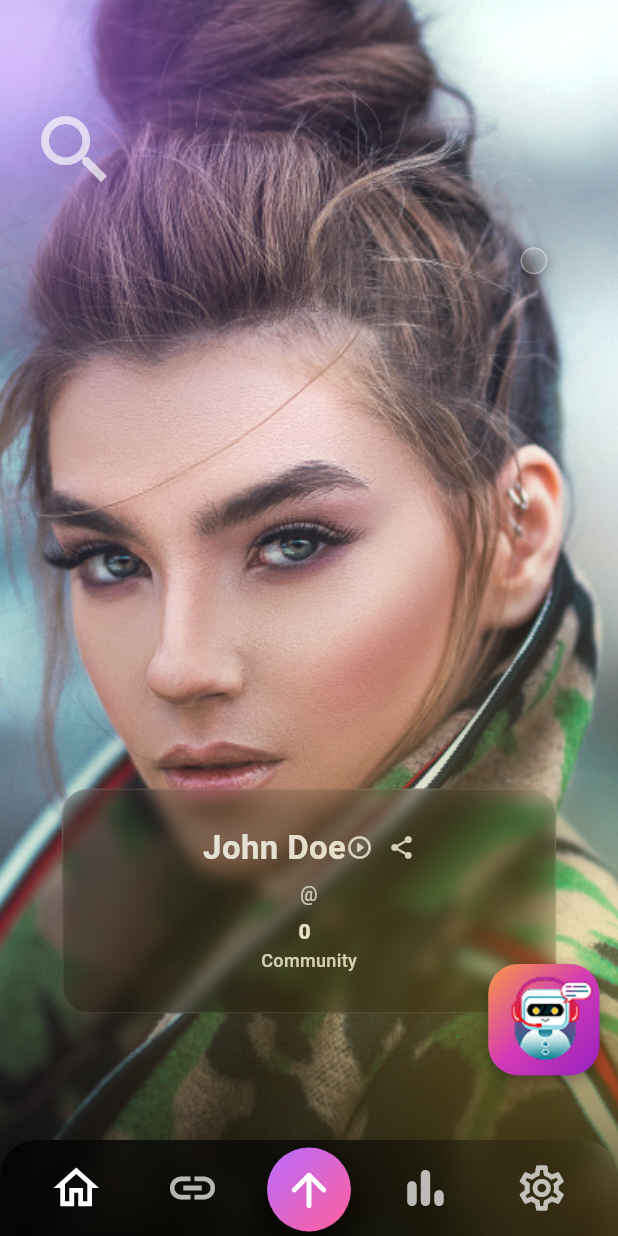
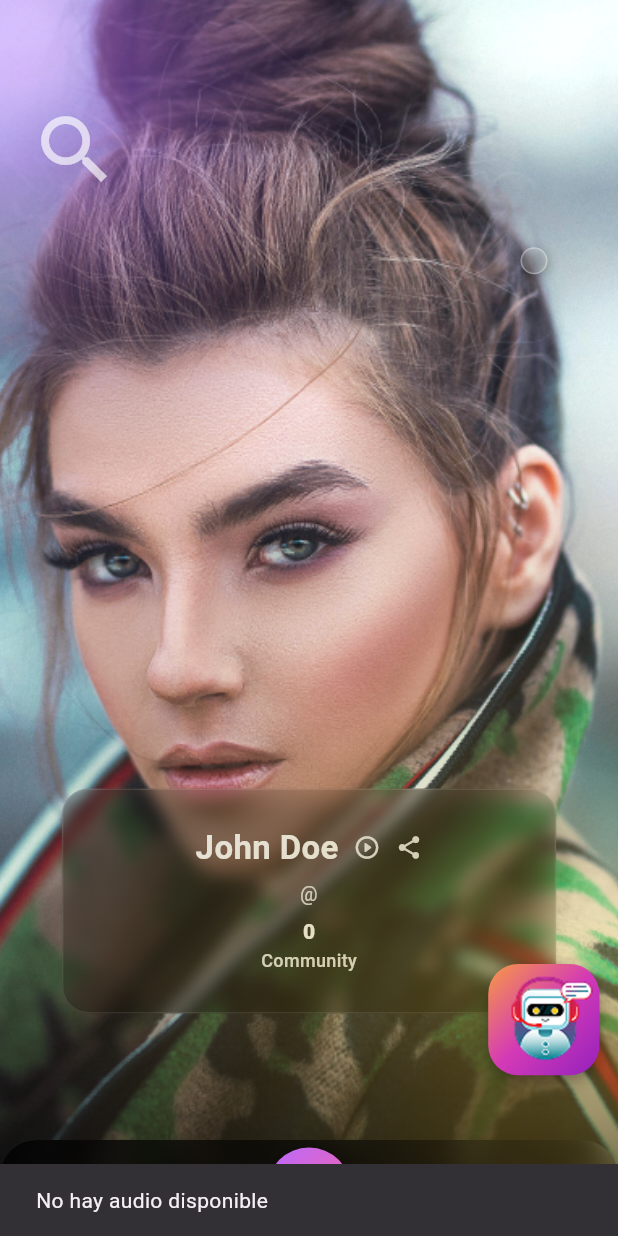
Before and after one commit to Louselook/migozz-functions, a Flutter app: the screen it shows once a user with an empty profile is signed in, after a tap on the "play circle outline" icon, on a phone screen of 412 x 824 dp. Run offline on Flutter 3.47's test engine with Material 3 defaults, Android fonts, the phone set to English and light mode, and no system bars; our stand-ins replace cached_network_image, cloud_firestore, equatable, firebase_auth, firebase_core, firebase_storage and 11 more; missing offline and left inert: audio_waveforms, record; accounts and stored records are empty; project files that could hold a hidden picture were left out.

Commit message:
Audio melo >:)
|. Ahora el audio funciona al 100% edita y reproduce sin problemas

2. Se cambio la ruta del registro y parte de su logica, ahora en el storage, al momento de guardar los datos se pondrán temporalmente en el email, pero al momento del registro se cambiara y tendrá el uid en vez del email

```diff
--- a/lib/features/edit/components/edit_profile_controller.dart
+++ b/lib/features/edit/components/edit_profile_controller.dart
@@ -31,21 +31,23 @@ class EditProfileController {
   }
 
   /// Cambia el avatar y actualiza su URL en Firestore
-  Future<String?> changeAvatar(String userId, String email) async {
+  Future<String?> changeAvatar(String userId) async {
     final picked = await _picker.pickImage(
       source: ImageSource.gallery,
       imageQuality: 85,
     );
     if (picked == null) return null;
 
+    // 🔹 Usa el UID del usuario (no el email)
     final urls = await _mediaService.uploadFiles(
-      email: email,
+      uid: userId,
       files: {MediaType.avatar: File(picked.path)},
     );
 
     final newUrl = urls[MediaType.avatar];
     if (newUrl == null) return null;
 
+    // 🔹 Actualiza el documento en Firestore
     await _firestore.collection('users').doc(userId).set({
       'avatarUrl': newUrl,
       'updatedAt': FieldValue.serverTimestamp(),
--- a/lib/features/edit/presentation/edit_audio.dart
+++ b/lib/features/edit/presentation/edit_audio.dart
@@ -168,7 +168,7 @@ class _EditRecordScreenState extends State<EditRecordScreen>
     final filename = localPath.split('/').last;
     final storageRef = FirebaseStorage.instance
         .ref()
-        .child('users/${user.uid}/avatar/$filename');
+        .child('users/${user.uid}/voice/$filename');
 
     setState(() => _isUploading = true);
 
--- a/lib/features/edit/presentation/edit_profile_screen.dart
+++ b/lib/features/edit/presentation/edit_profile_screen.dart
@@ -158,7 +158,7 @@ class _EditProfileScreenState extends State<EditProfileScreen> {
 
       final mediaService = UserMediaService();
       final urls = await mediaService.uploadFiles(
-        email: _user!.email ?? current.email ?? current.uid,
+        uid: _user!.id,
         files: {MediaType.avatar: File(xfile.path)},
       );
 
--- a/lib/features/profile/components/Info_user_profile.dart
+++ b/lib/features/profile/components/Info_user_profile.dart
@@ -1,12 +1,14 @@
 import 'dart:ui';
 import 'package:flutter/material.dart';
+import 'package:just_audio/just_audio.dart';
 import 'package:migozz_app/features/profile/presentation/share_profile.dart';
 
-class InfoUserProfile extends StatelessWidget {
+class InfoUserProfile extends StatefulWidget {
   final String name;
   final String displayName;
   final String comunityCount;
   final String nameComunity;
+  final String voiceNoteUrl;
 
   const InfoUserProfile({
     super.key,
@@ -14,7 +16,78 @@ class InfoUserProfile extends StatelessWidget {
     required this.displayName,
     required this.comunityCount,
     required this.nameComunity,
+    required this.voiceNoteUrl,
   });
+
+  @override
+  State<InfoUserProfile> createState() => _InfoUserProfileState();
+}
+
+class _InfoUserProfileState extends State<InfoUserProfile> {
+  final AudioPlayer _player = AudioPlayer();
+  bool _isPlaying = false;
+  bool _isLoading = false;
+
+  @override
+  void initState() {
+    super.initState();
+
+    // Aseguramos que no repita el audio en bucle
+    _player.setLoopMode(LoopMode.off);
+
+    // Cuando el audio termina, reiniciamos el estado
+    _player.playerStateStream.listen((state) async {
+      if (state.processingState == ProcessingState.completed) {
+        await _player.seek(Duration.zero); await _player.pause(); // Reinicia al inicio y pausa (al finalizar)
+        setState(() => _isPlaying = false);
+      }
+    });
+  }
+
+  @override
+  void dispose() {
+    _player.dispose();
+    super.dispose();
+  }
+
+  @override
+  void didUpdateWidget(covariant InfoUserProfile oldWidget) {
+    super.didUpdateWidget(oldWidget);
+    if (oldWidget.voiceNoteUrl != widget.voiceNoteUrl) {
+      _player.stop();
+      setState(() => _isPlaying = false);
+    }
+  }
+
+  Future<void> _togglePlay() async {
+    final voiceNoteUrl = widget.voiceNoteUrl;
+    if (voiceNoteUrl.isEmpty) {
+      ScaffoldMessenger.of(context).showSnackBar(
+        const SnackBar(content: Text("No hay audio disponible")),
+      );
+      return;
+    }
+
+    try {
+      setState(() => _isLoading = true);
+
+      if (_isPlaying) {
+        await _player.pause();
+      } else {
+        await _player.setUrl(voiceNoteUrl);
+        await _player.play();
+      }
+
+      setState(() => _isPlaying = !_isPlaying);
+    } catch (e) {
+      debugPrint('Error reproduciendo audio: $e');
+      ScaffoldMessenger.of(context).showSnackBar(
+        const SnackBar(content: Text("Error al reproducir el audio")),
+      );
+    } finally {
+      setState(() => _isLoading = false);
+    }
+  }
 
   @override
   Widget build(BuildContext context) {
@@ -23,24 +96,23 @@ class InfoUserProfile extends StatelessWidget {
     return ClipRRect(
       borderRadius: borderRadius,
       child: BackdropFilter(
-        filter: ImageFilter.blur(sigmaX: 05, sigmaY: 05),
-        // filter: ImageFilter.blur(sigmaX: 1, sigmaY: 1),
+        filter: ImageFilter.blur(sigmaX: 5, sigmaY: 5),
         child: Container(
           padding: const EdgeInsets.symmetric(vertical: 10),
           decoration: BoxDecoration(
-            color: const Color.fromARGB(176, 0, 0, 0).withValues(alpha:0.05),
+            color: const Color.fromARGB(176, 0, 0, 0).withValues(alpha: 0.05),
             borderRadius: borderRadius,
-            border: Border.all(color: Colors.white.withValues(alpha:0.12)),
+            border: Border.all(color: Colors.white.withValues(alpha: 0.12)),
             boxShadow: [
               BoxShadow(
                 blurRadius: 18,
                 spreadRadius: 2,
                 offset: const Offset(0, 8),
-                color: Colors.black.withValues(alpha:0.35),
+                color: Colors.black.withValues(alpha: 0.35),
               ),
             ],
           ),
-          alignment: Alignment.center, // centra el contenido vertical/horizontal
+          alignment: Alignment.center,
           constraints: const BoxConstraints(maxWidth: 400, maxHeight: 150),
 
           child: Column(
@@ -52,7 +124,7 @@ class InfoUserProfile extends StatelessWidget {
                 mainAxisAlignment: MainAxisAlignment.center,
                 children: [
                   Text(
-                    name,
+                    widget.name,
                     maxLines: 1,
                     overflow: TextOverflow.ellipsis,
                     textAlign: TextAlign.center,
@@ -63,18 +135,32 @@ class InfoUserProfile extends StatelessWidget {
                       height: 1.1,
                     ),
                   ),
-                  const SizedBox(height: 20),
+                  const SizedBox(width: 10),
+
+                  // Botón para reproducir audio
                   GestureDetector(
-                    onTap: () {
-                      // Lógica para reproducir el audio
-                    },
-                    child: Icon(
-                      Icons.play_circle_outline_rounded,
-                      size: 18,
-                      color: Colors.white.withValues(alpha: 0.9),
-                    ),
+                    onTap: _isLoading ? null : _togglePlay,
+                    child: _isLoading
+                        ? const SizedBox(
+                            width: 18,
+                            height: 18,
+                            child: CircularProgressIndicator(
+                              strokeWidth: 2,
+                              color: Colors.white,
+                            ),
+                          )
+                        : Icon(
+                            _isPlaying
+                                ? Icons.pause_circle_outline_rounded
+                                : Icons.play_circle_outline_rounded,
+                            size: 18,
+                            color: Colors.white.withValues(alpha: 0.9),
+                          ),
                   ),
+
                   const SizedBox(width: 10),
+
+                  // Compartir perfil
                   GestureDetector(
                     onTap: () {
                       Navigator.push(
@@ -94,7 +180,7 @@ class InfoUserProfile extends StatelessWidget {
               ),
               const SizedBox(height: 10),
               Text(
-                displayName,
+                widget.displayName,
                 textAlign: TextAlign.center,
                 style: TextStyle(
                   color: Colors.white.withValues(alpha: 0.85),
@@ -107,14 +193,13 @@ class InfoUserProfile extends StatelessWidget {
                 mainAxisAlignment: MainAxisAlignment.center,
                 children: [
                   Text(
-                    comunityCount,
+                    widget.comunityCount,
                     style: const TextStyle(
                       color: Colors.white,
                       fontSize: 14,
                       fontWeight: FontWeight.w800,
                     ),
                   ),
-                  const SizedBox(width: 6),
                 ],
               ),
               const SizedBox(height: 1),
@@ -123,7 +208,7 @@ class InfoUserProfile extends StatelessWidget {
                 mainAxisAlignment: MainAxisAlignment.center,
                 children: [
                   Text(
-                    nameComunity,
+                    widget.nameComunity,
                     style: TextStyle(
                       color: Colors.white.withValues(alpha: 0.9),
                       fontSize: 12,
--- a/lib/features/profile/components/background_image.dart
+++ b/lib/features/profile/components/background_image.dart
@@ -14,6 +14,7 @@ class BackgroundImage extends StatelessWidget {
   final String displayName;
   final String comunityCount;
   final String nameComunity;
+  final String voiceNoteUrl;
 
   const BackgroundImage({
     super.key,
@@ -24,6 +25,7 @@ class BackgroundImage extends StatelessWidget {
     this.displayName = '@johndoe',
     this.comunityCount = '1M',
     this.nameComunity = 'Community',
+    this.voiceNoteUrl = '',
   });
 
   @override
@@ -57,6 +59,7 @@ class BackgroundImage extends StatelessWidget {
                     displayName: displayName,
                     comunityCount: comunityCount,
                     nameComunity: nameComunity,
+                    voiceNoteUrl: voiceNoteUrl,
                   ),
                 ),
               ];
@@ -86,6 +89,7 @@ class _ProfileHeaderDelegate extends SliverPersistentHeaderDelegate {
   final double minHeight;
   final double bottomPaddingForCard;
   final String? avatarUrl;
+  final String voiceNoteUrl;
   final String name;
   final String displayName;
   final String comunityCount;
@@ -96,6 +100,7 @@ class _ProfileHeaderDelegate extends SliverPersistentHeaderDelegate {
     required this.minHeight,
     required this.bottomPaddingForCard,
     this.avatarUrl,
+    required this.voiceNoteUrl,
     required this.name,
     required this.displayName,
     required this.comunityCount,
@@ -197,6 +202,7 @@ class _ProfileHeaderDelegate extends SliverPersistentHeaderDelegate {
                     displayName: displayName,
                     comunityCount: comunityCount,
                     nameComunity: nameComunity,
+                    voiceNoteUrl: voiceNoteUrl,
                   ),
                 ),
               ),
--- a/lib/features/profile/components/image_background.dart
+++ b/lib/features/profile/components/image_background.dart
@@ -176,6 +176,7 @@ class _ProfileHeaderDelegate extends SliverPersistentHeaderDelegate {
                       displayName: '@johndoe',
                       comunityCount: '1M',
                       nameComunity: 'Community',
+                      voiceNoteUrl: 'voiceNoteUrl',
                     ),
                   ),
                 ),
--- a/lib/features/profile/presentation/profile_screen.dart
+++ b/lib/features/profile/presentation/profile_screen.dart
@@ -164,6 +164,7 @@ class _ProfileScreenState extends State<ProfileScreen> {
     final initialSocialPosition = Offset(size.width - 65, size.height * 0.2);
 
     final rawname = (_userDoc?['displayName'] as String?) ?? 'Fullname';
+    final voiceNoteUrl = _userDoc?['voiceNoteUrl']?.toString() ?? '';
     final name = formatDisplayName(rawname, format: FormatName.short);
     final username = (_userDoc?['username'] as String?) ?? '@username';
     final avatarUrl = (_userDoc?['avatarUrl'] as String?);
@@ -186,6 +187,8 @@ class _ProfileScreenState extends State<ProfileScreen> {
     final current = FirebaseAuth.instance.currentUser;
     final targetId = widget.userId ?? current?.uid;
 
+
+
     return FutureBuilder<int>(
       future: targetId != null ? getTotalFollowers(targetId) : Future.value(0),
       builder: (context, snapshot) {
@@ -199,6 +202,7 @@ class _ProfileScreenState extends State<ProfileScreen> {
             comunityCount: totalFollowers
                 .toString(), // total de followers combinados
             nameComunity: 'Community',
+            voiceNoteUrl: voiceNoteUrl,
             child: Stack(
               children: [
                 // Fondo degradado inferior
```
Also changed, not shown: lib/features/auth/presentation/blocs/register_cubit/register_cubit.dart (+10 -23 lines), lib/features/auth/services/media_service.dart (+54 -2 lines), lib/features/edit/components/profile_avatar.dart (+16 -3 lines), 1 other file.
